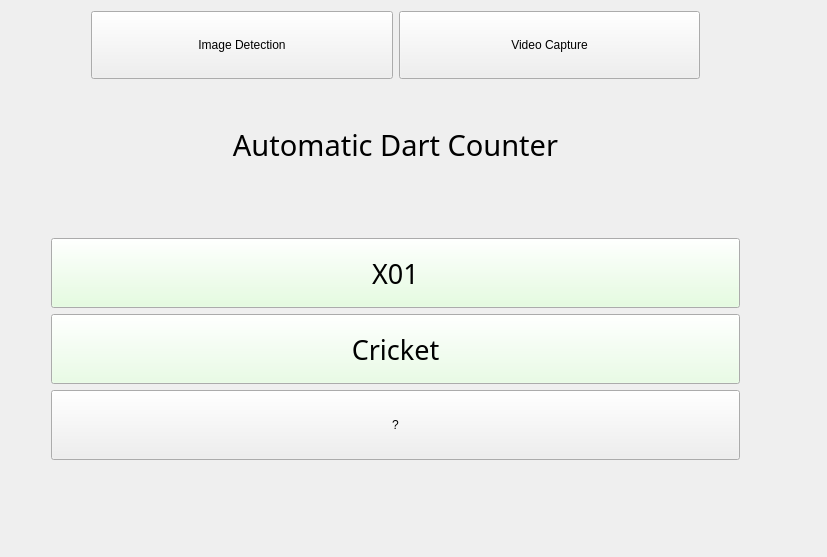
The window that mainwindow.ui (White-Dwarf/Automatic_Dart_Detection) describes before a commit, drawn with Qt 5.
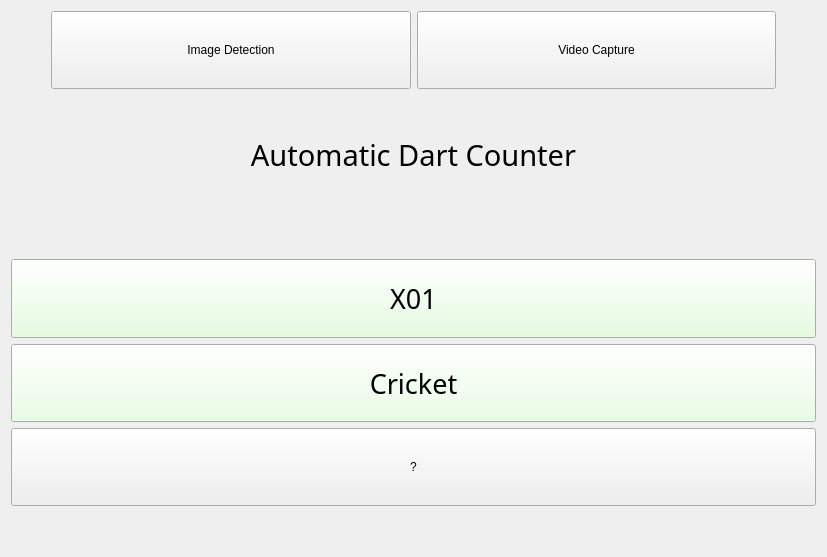
The same window after the commit.

What changed in the file:
```diff
--- a/mainwindow.ui
+++ b/mainwindow.ui
@@ -20,15 +20,8 @@
      <verstretch>0</verstretch>
     </sizepolicy>
    </property>
-   <widget class="QWidget" name="verticalLayoutWidget">
-    <property name="geometry">
-     <rect>
-      <x>40</x>
-      <y>0</y>
-      <width>711</width>
-      <height>511</height>
-     </rect>
-    </property>
+   <layout class="QVBoxLayout" name="verticalLayout_2">
+    <item>
     <layout class="QVBoxLayout" name="verticalLayout">
      <item>
       <layout class="QHBoxLayout" name="horizontalLayout">
@@ -355,7 +348,8 @@
       </spacer>
      </item>
     </layout>
-   </widget>
+    </item>
+   </layout>
   </widget>
  </widget>
  <layoutdefault spacing="6" margin="11"/>
```
Lines whose indentation alone changed are shown as unchanged.
